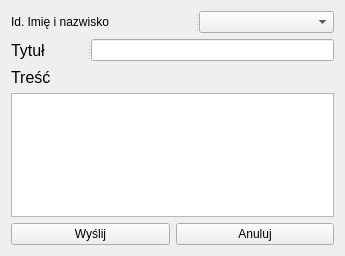
Above: project_managment/project_managment/wiadomosci_okno.ui from Sleyn2/IO_projectmanagement before the change. Below: the same form after it.
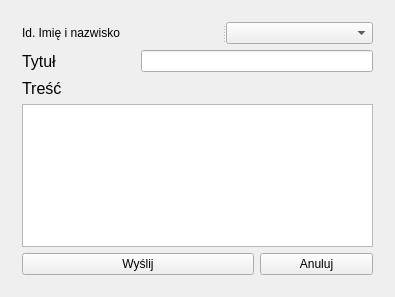
That is the form after the change.

```diff
--- a/project_managment/project_managment/wiadomosci_okno.ui
+++ b/project_managment/project_managment/wiadomosci_okno.ui
@@ -6,8 +6,8 @@
    <rect>
     <x>0</x>
     <y>0</y>
-    <width>345</width>
-    <height>256</height>
+    <width>395</width>
+    <height>297</height>
    </rect>
   </property>
   <property name="windowTitle">
@@ -17,9 +17,14 @@
    <string notr="true">font: 12pt &quot;MS Shell Dlg 2&quot;;</string>
   </property>
   <layout class="QGridLayout" name="gridLayout">
-   <item row="0" column="0" colspan="2">
-    <layout class="QVBoxLayout" name="verticalLayout">
-     <item>
+   <item row="0" column="0">
+    <widget class="QStackedWidget" name="stackedWidget">
+     <property name="currentIndex">
+      <number>0</number>
+     </property>
+     <widget class="QWidget" name="write">
+      <layout class="QGridLayout" name="gridLayout_2">
+       <item row="0" column="0" colspan="3">
       <widget class="QSplitter" name="splitter">
        <property name="orientation">
         <enum>Qt::Horizontal</enum>
@@ -32,11 +37,7 @@
        <widget class="QComboBox" name="comboBox"/>
       </widget>
      </item>
-     <item>
-      <widget class="QSplitter" name="splitter_2">
-       <property name="orientation">
-        <enum>Qt::Horizontal</enum>
-       </property>
+       <item row="1" column="0">
        <widget class="QLabel" name="label_6">
         <property name="font">
          <font>
@@ -51,10 +52,11 @@
          <string>Tytuł</string>
         </property>
        </widget>
+       </item>
+       <item row="1" column="1" colspan="2">
        <widget class="QLineEdit" name="lineEdit_Title"/>
-      </widget>
-     </item>
-     <item>
+       </item>
+       <item row="2" column="0" colspan="3">
       <layout class="QHBoxLayout" name="horizontalLayout">
        <item>
         <widget class="QLabel" name="label_5">
@@ -87,23 +89,26 @@
        </item>
       </layout>
      </item>
-    </layout>
-   </item>
-   <item row="1" column="0" colspan="2">
+       <item row="3" column="0" colspan="3">
     <widget class="QTextEdit" name="textEdit"/>
    </item>
-   <item row="2" column="0">
+       <item row="4" column="0" colspan="2">
     <widget class="QPushButton" name="pushButton_send">
      <property name="text">
       <string>Wyślij</string>
      </property>
     </widget>
    </item>
-   <item row="2" column="1">
+       <item row="4" column="2">
     <widget class="QPushButton" name="pushButton_cancel">
      <property name="text">
       <string>Anuluj</string>
      </property>
+        </widget>
+       </item>
+      </layout>
+     </widget>
+     <widget class="QWidget" name="read"/>
     </widget>
    </item>
   </layout>
```
Lines whose indentation alone changed are shown as unchanged.
